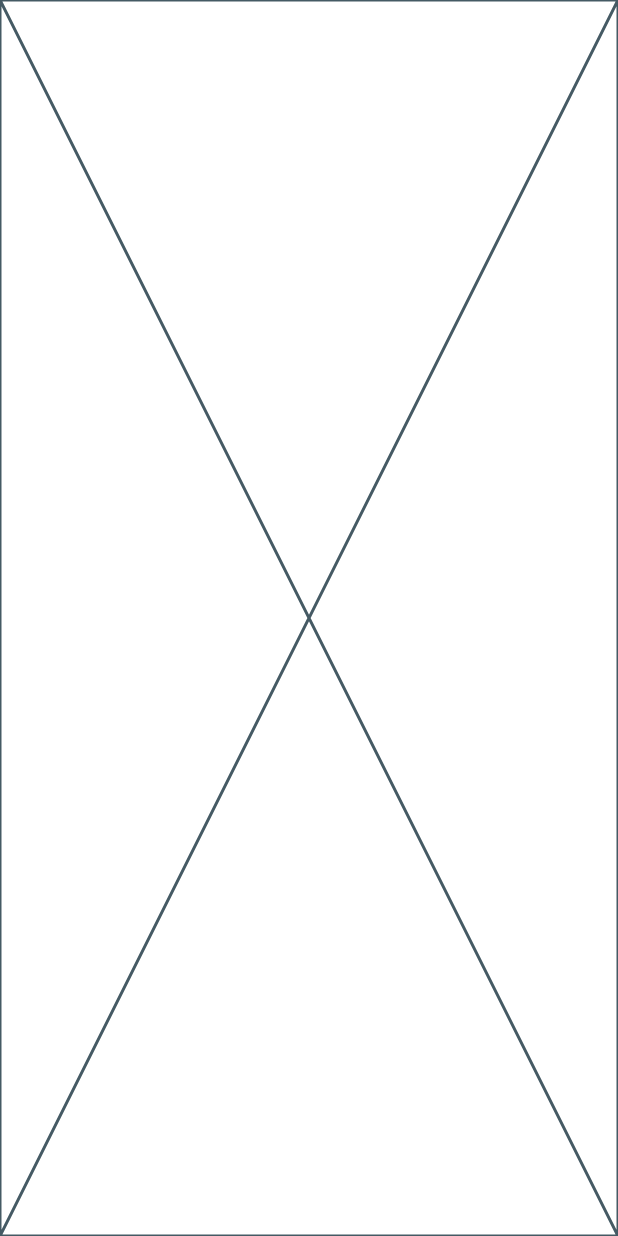
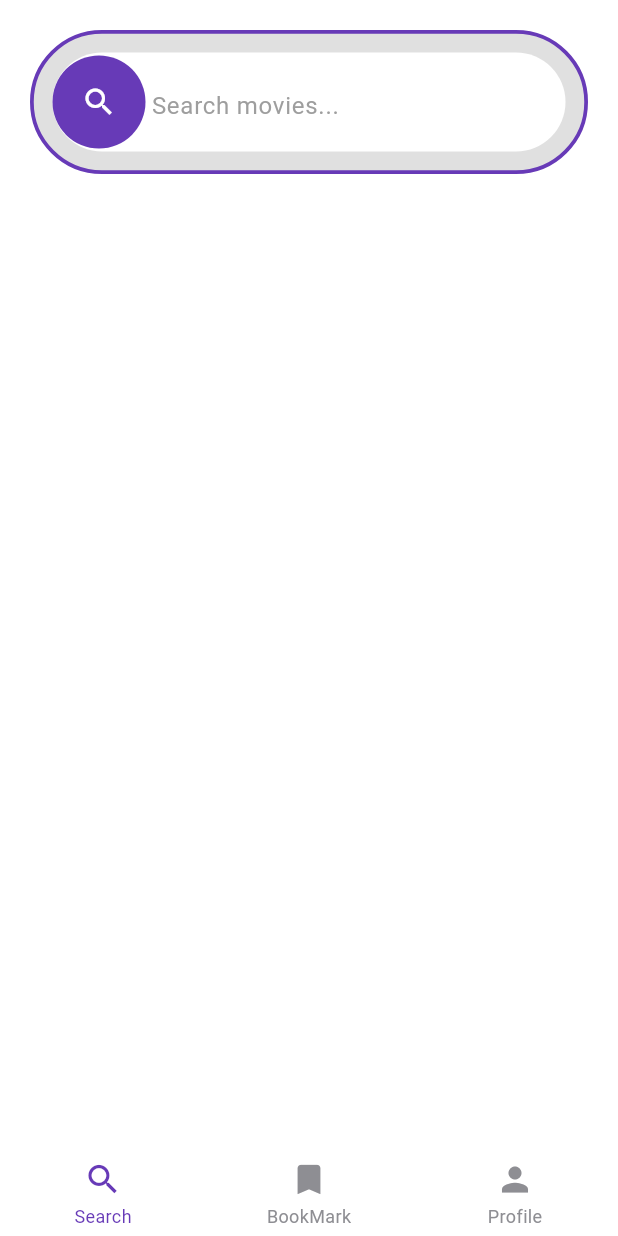
Before and after one commit to king7amza/ITI-Project-Movie-App, a Flutter app: the screen it shows after launch, on a phone screen of 412 x 824 dp. Run offline on Flutter 3.47's test engine with Material 3 defaults, Android fonts, the phone set to English and light mode, and no system bars; drawn by our look-alikes of persistent_bottom_nav_bar_v2; our stand-ins replace bloc.

Commit message:
search and custem bottom nav bar added

```diff
--- a/lib/main.dart
+++ b/lib/main.dart
@@ -1,10 +1,19 @@
 import 'package:flutter/material.dart';
-import 'package:iti_project_movie_app/views/pages/home_page.dart';
+import 'package:flutter/services.dart';
+import 'package:iti_project_movie_app/views/pages/custom_bottom_navbar.dart';
 
 void main() {
-
+  WidgetsFlutterBinding.ensureInitialized();
+  SystemChrome.setSystemUIOverlayStyle(
+    const SystemUiOverlayStyle(
+      statusBarColor: Colors.transparent,
+      statusBarIconBrightness: Brightness.dark,
+    ),
+  );
   runApp(
     MaterialApp(
-    home: const HomePage(),
-  ));
+      debugShowCheckedModeBanner: false,
+      home: const CustomBottomNavbar(),
+    ),
+  );
 }
--- a/lib/utils/app_colors.dart
+++ b/lib/utils/app_colors.dart
@@ -0,0 +1,9 @@
+import 'package:flutter/material.dart';
+
+class AppColors {
+  static const Color primaryColor = Colors.deepPurple;
+  static const Color grey = Colors.grey;
+  static const Color white = Colors.white;
+  static Color lightGrey = Colors.grey.shade300;
+  static Color lightGrey1 = Colors.grey.shade500;
+}
--- /dev/null
+++ b/lib/views/pages/book_mark_page.dart
@@ -0,0 +1,12 @@
+import 'package:flutter/material.dart';
+
+class BookMarkPage extends StatelessWidget {
+  const BookMarkPage({super.key});
+
+  @override
+  Widget build(BuildContext context) {
+    return const Center(
+      child: Text("BookMark Page"),
+    );
+  }
+}
--- /dev/null
+++ b/lib/views/pages/custom_bottom_navbar.dart
@@ -0,0 +1,44 @@
+import 'package:flutter/material.dart';
+import 'package:iti_project_movie_app/utils/app_colors.dart';
+import 'package:iti_project_movie_app/views/pages/book_mark_page.dart';
+import 'package:iti_project_movie_app/views/pages/search_page.dart';
+import 'package:iti_project_movie_app/views/pages/profile_page.dart';
+import 'package:persistent_bottom_nav_bar_v2/persistent_bottom_nav_bar_v2.dart';
+
+class CustomBottomNavbar extends StatelessWidget {
+  const CustomBottomNavbar({super.key});
+
+  @override
+  Widget build(BuildContext context) {
+    return PersistentTabView(
+      tabs: [
+        PersistentTabConfig(
+          screen: SearchPage(),
+          item: ItemConfig(
+            icon: Icon(Icons.search),
+            title: "Search",
+            activeForegroundColor: AppColors.primaryColor,
+          ),
+        ),
+        PersistentTabConfig(
+          screen: BookMarkPage(),
+          item: ItemConfig(
+            icon: Icon(Icons.bookmark),
+            title: "BookMark",
+            activeForegroundColor: AppColors.primaryColor,
+          ),
+        ),
+        PersistentTabConfig(
+          screen: ProfilePage(),
+          item: ItemConfig(
+            icon: Icon(Icons.person),
+            title: "Profile",
+            activeForegroundColor: AppColors.primaryColor,
+          ),
+        ),
+      ],
+      navBarBuilder: (navBarConfig) =>
+          Style6BottomNavBar(navBarConfig: navBarConfig),
+    );
+  }
+}
--- a/lib/views/pages/home_page.dart
+++ /dev/null
@@ -1,10 +0,0 @@
-import 'package:flutter/material.dart';
-
-class HomePage extends StatelessWidget {
-  const HomePage({super.key});
-
-  @override
-  Widget build(BuildContext context) {
-    return const Placeholder();
-  }
-}
--- /dev/null
+++ b/lib/views/pages/profile_page.dart
@@ -0,0 +1,12 @@
+import 'package:flutter/material.dart';
+
+class ProfilePage extends StatelessWidget {
+  const ProfilePage({super.key});
+
+  @override
+  Widget build(BuildContext context) {
+    return const Center(
+      child: Text("Profile Page"),
+    );
+  }
+}
--- /dev/null
+++ b/lib/views/pages/search_page.dart
@@ -0,0 +1,13 @@
+import 'package:flutter/material.dart';
+import 'package:iti_project_movie_app/views/widgets/search_item.dart';
+
+class SearchPage extends StatelessWidget {
+  const SearchPage({super.key});
+
+  @override
+  Widget build(BuildContext context) {
+    return SafeArea(
+      child: SingleChildScrollView(child: Column(children: [SearchItem()])),
+    );
+  }
+}
--- /dev/null
+++ b/lib/views/widgets/search_item.dart
@@ -0,0 +1,75 @@
+import 'package:flutter/material.dart';
+import 'package:iti_project_movie_app/utils/app_colors.dart';
+
+class SearchItem extends StatefulWidget {
+  const SearchItem({super.key});
+
+  @override
+  State<SearchItem> createState() => _SearchItemState();
+}
+
+class _SearchItemState extends State<SearchItem> {
+  final controller = TextEditingController();
+  @override
+  Widget build(BuildContext context) {
+    return Padding(
+      padding: const EdgeInsets.symmetric(horizontal: 20, vertical: 20),
+      child: DecoratedBox(
+        decoration: BoxDecoration(
+          color: AppColors.lightGrey,
+          borderRadius: BorderRadius.all(Radius.circular(70)),
+          border: Border.all(color: AppColors.primaryColor, width: 2.5),
+        ),
+        child: Center(
+          child: Padding(
+            padding: const EdgeInsets.only(
+              top: 15,
+              left: 15,
+              right: 15,
+              bottom: 15,
+            ),
+            child: Container(
+              decoration: BoxDecoration(
+                borderRadius: BorderRadius.circular(70),
+                color: AppColors.white,
+              ),
+              child: Center(
+                child: TextField(
+                  controller: controller,
+                  style: TextStyle(fontSize: 24, fontWeight: FontWeight.w400),
+                  decoration: InputDecoration(
+                    border: InputBorder.none,
+                    contentPadding: EdgeInsets.only(
+                      left: 40,
+                      top: 15,
+                      right: 20,
+                      bottom: 15,
+                    ),
+                    hintText: "Search movies...",
+                    hintStyle: TextStyle(
+                      fontSize: 16,
+                      color: AppColors.lightGrey1,
+                    ),
+                    prefixIcon: DecoratedBox(
+                      decoration: BoxDecoration(
+                        color: AppColors.primaryColor,
+                        borderRadius: BorderRadius.all(Radius.circular(70)),
+                      ),
+                      child: Padding(
+                        padding: const EdgeInsets.all(7.0),
+                        child: IconButton(
+                          onPressed: () {},
+                          icon: Icon(Icons.search, color: AppColors.white),
+                        ),
+                      ),
+                    ),
+                  ),
+                ),
+              ),
+            ),
+          ),
+        ),
+      ),
+    );
+  }
+}
--- a/pubspec.yaml
+++ b/pubspec.yaml
@@ -16,13 +16,13 @@ dependencies:
   flutter_bloc: ^9.1.1
   hive: ^2.2.3
   hive_flutter: ^1.1.0
-
+  persistent_bottom_nav_bar_v2: ^6.1.0
 
 dev_dependencies:
-  hive_generator: ^2.0.1
   flutter_lints: ^5.0.0
   flutter_test:
     sdk: flutter
+  hive_generator: ^2.0.1
 
 flutter:
   uses-material-design: true
```
Also changed, not shown: pubspec.lock.
